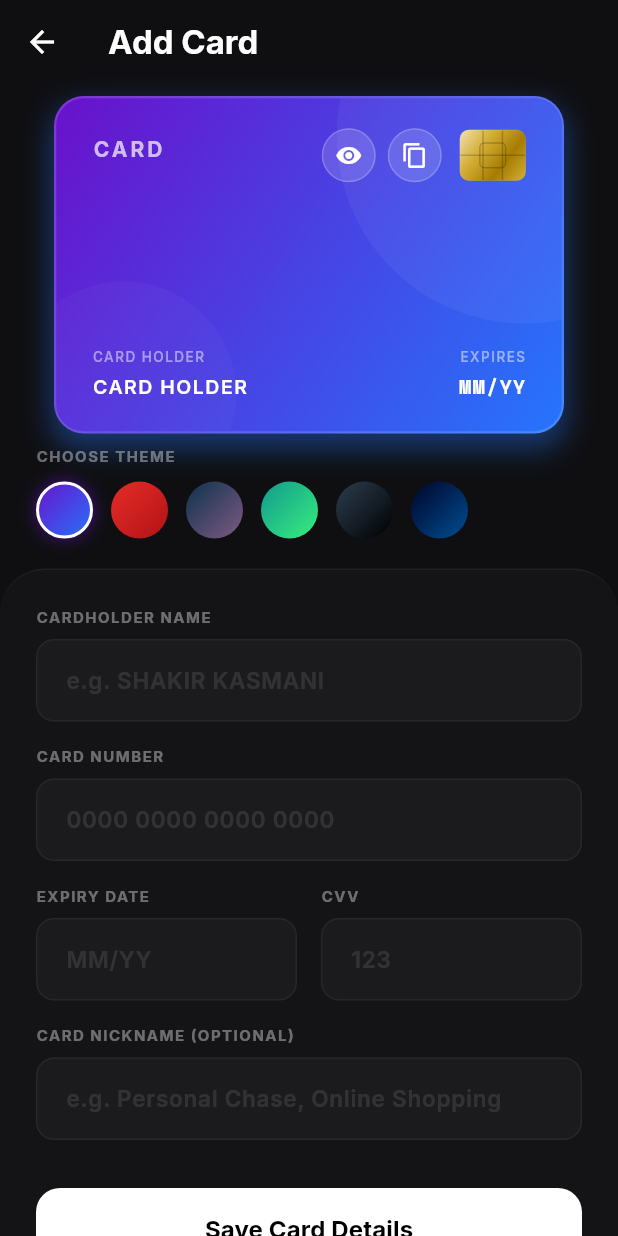
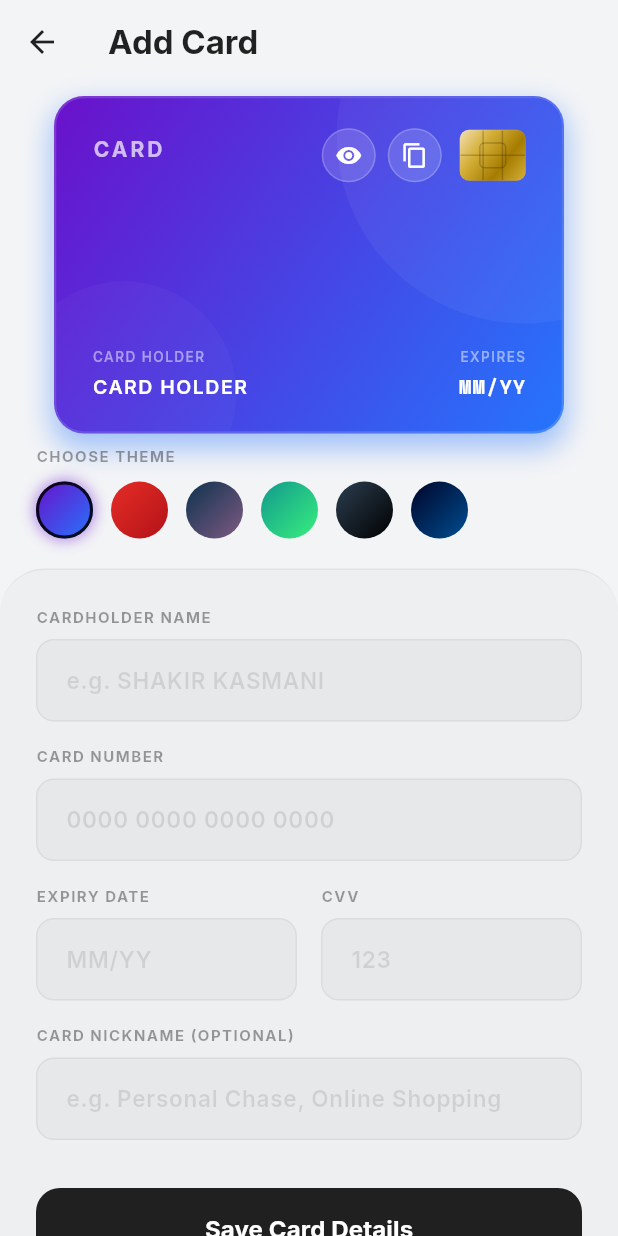
Before and after one commit to shakirkasmani/securewallet_app, a Flutter app: the screen it shows after launch, after a tap on the "add" icon, on a phone screen of 412 x 824 dp. Run offline on Flutter 3.47's test engine with Material 3 defaults, Android fonts, the phone set to English and light mode, and no system bars; our stand-ins replace flutter_local_notifications, google_fonts.

Commit message:
feat: implement dynamic light and dark theme mapping following system preference

```diff
--- a/lib/main.dart
+++ b/lib/main.dart
@@ -4,17 +4,8 @@ import 'screens/wallet_screen.dart';
 import 'services/notification_service.dart';
 
 void main() async {
-  // Set system UI overlay styling for a seamless dark mode look
   WidgetsFlutterBinding.ensureInitialized();
-  SystemChrome.setSystemUIOverlayStyle(const SystemUiOverlayStyle(
-    statusBarColor: Colors.transparent,
-    statusBarIconBrightness: Brightness.light,
-    systemNavigationBarColor: Color(0xFF0F0F12),
-    systemNavigationBarIconBrightness: Brightness.light,
-  ));
-
   await NotificationService().init();
-
   runApp(const CreditCardVaultApp());
 }
 
@@ -26,7 +17,20 @@ class CreditCardVaultApp extends StatelessWidget {
     return MaterialApp(
       title: 'Card Vault',
       debugShowCheckedModeBanner: false,
-      themeMode: ThemeMode.dark,
+      themeMode: ThemeMode.system,
+      theme: ThemeData(
+        brightness: Brightness.light,
+        scaffoldBackgroundColor: const Color(0xFFF3F4F6),
+        primaryColor: Colors.black,
+        colorScheme: const ColorScheme.light(
+          primary: Colors.black,
+          secondary: Color(0xFF10B981),
+          surface: Colors.white,
+          onSurface: Colors.black87,
+          error: Colors.redAccent,
+        ),
+        useMaterial3: true,
+      ),
       darkTheme: ThemeData(
         brightness: Brightness.dark,
         scaffoldBackgroundColor: const Color(0xFF0F0F12),
@@ -35,6 +39,7 @@ class CreditCardVaultApp extends StatelessWidget {
           primary: Colors.white,
           secondary: Color(0xFF10B981),
           surface: Color(0xFF1E1E24),
+          onSurface: Colors.white,
           error: Colors.redAccent,
         ),
         useMaterial3: true,
--- a/lib/screens/add_card_screen.dart
+++ b/lib/screens/add_card_screen.dart
@@ -120,18 +120,17 @@ class _AddCardScreenState extends State<AddCardScreen> {
     );
 
     return Scaffold(
-      backgroundColor: const Color(0xFF0F0F12),
       appBar: AppBar(
         backgroundColor: Colors.transparent,
         elevation: 0,
         leading: IconButton(
-          icon: const Icon(Icons.arrow_back, color: Colors.white),
+          icon: Icon(Icons.arrow_back, color: Theme.of(context).colorScheme.onSurface),
           onPressed: () => Navigator.of(context).pop(),
         ),
         title: Text(
           'Add Card',
           style: GoogleFonts.inter(
-            color: Colors.white,
+            color: Theme.of(context).colorScheme.onSurface,
             fontWeight: FontWeight.bold,
           ),
         ),
@@ -167,7 +166,7 @@ class _AddCardScreenState extends State<AddCardScreen> {
                   Text(
                     'CHOOSE THEME',
                     style: GoogleFonts.inter(
-                      color: Colors.white38,
+                      color: Theme.of(context).colorScheme.onSurface.withOpacity(0.38),
                       fontSize: 10,
                       fontWeight: FontWeight.bold,
                       letterSpacing: 1.0,
@@ -201,7 +200,7 @@ class _AddCardScreenState extends State<AddCardScreen> {
                                 end: Alignment.bottomRight,
                               ),
                               border: Border.all(
-                                color: isSelected ? Colors.white : Colors.transparent,
+                                color: isSelected ? Theme.of(context).colorScheme.onSurface : Colors.transparent,
                                 width: 2,
                               ),
                               boxShadow: isSelected
@@ -230,14 +229,14 @@ class _AddCardScreenState extends State<AddCardScreen> {
               child: Container(
                 width: double.infinity,
                 decoration: BoxDecoration(
-                  color: Colors.white.withOpacity(0.02),
+                  color: Theme.of(context).colorScheme.onSurface.withOpacity(0.02),
                   borderRadius: const BorderRadius.only(
                     topLeft: Radius.circular(30),
                     topRight: Radius.circular(30),
                   ),
                   border: Border(
                     top: BorderSide(
-                      color: Colors.white.withOpacity(0.05),
+                      color: Theme.of(context).colorScheme.onSurface.withOpacity(0.05),
                       width: 1,
                     ),
                   ),
@@ -354,8 +353,8 @@ class _AddCardScreenState extends State<AddCardScreen> {
                         // Action button
                         ElevatedButton(
                           style: ElevatedButton.styleFrom(
-                            backgroundColor: Colors.white,
-                            foregroundColor: Colors.black,
+                            backgroundColor: Theme.of(context).colorScheme.onSurface,
+                            foregroundColor: Theme.of(context).colorScheme.surface,
                             padding: const EdgeInsets.symmetric(vertical: 16),
                             shape: RoundedRectangleBorder(
                               borderRadius: BorderRadius.circular(16),
@@ -399,7 +398,7 @@ class _AddCardScreenState extends State<AddCardScreen> {
         Text(
           label,
           style: GoogleFonts.inter(
-            color: Colors.white38,
+            color: Theme.of(context).colorScheme.onSurface.withOpacity(0.38),
             fontSize: 10,
             fontWeight: FontWeight.bold,
             letterSpacing: 1.0,
@@ -413,37 +412,37 @@ class _AddCardScreenState extends State<AddCardScreen> {
           inputFormatters: inputFormatters,
           textCapitalization: textCapitalization,
           style: GoogleFonts.inter(
-            color: Colors.white,
+            color: Theme.of(context).colorScheme.onSurface,
             fontSize: 15,
             fontWeight: FontWeight.w600,
           ),
           decoration: InputDecoration(
             hintText: hint,
             hintStyle: GoogleFonts.inter(
-              color: Colors.white10,
+              color: Theme.of(context).colorScheme.onSurface.withOpacity(0.1),
               fontSize: 15,
             ),
             filled: true,
-            fillColor: Colors.white.withOpacity(0.03),
+            fillColor: Theme.of(context).colorScheme.onSurface.withOpacity(0.03),
             contentPadding: const EdgeInsets.symmetric(horizontal: 16, vertical: 16),
             border: OutlineInputBorder(
               borderRadius: BorderRadius.circular(12),
               borderSide: BorderSide(
-                color: Colors.white.withOpacity(0.08),
+                color: Theme.of(context).colorScheme.onSurface.withOpacity(0.08),
                 width: 1,
               ),
             ),
             enabledBorder: OutlineInputBorder(
               borderRadius: BorderRadius.circular(12),
               borderSide: BorderSide(
-                color: Colors.white.withOpacity(0.05),
+                color: Theme.of(context).colorScheme.onSurface.withOpacity(0.05),
                 width: 1,
               ),
             ),
             focusedBorder: OutlineInputBorder(
               borderRadius: BorderRadius.circular(12),
-              borderSide: const BorderSide(
-                color: Colors.white38,
+              borderSide: BorderSide(
+                color: Theme.of(context).colorScheme.onSurface.withOpacity(0.38),
                 width: 1,
               ),
             ),
--- a/lib/screens/wallet_screen.dart
+++ b/lib/screens/wallet_screen.dart
@@ -85,8 +85,9 @@ class _WalletScreenState extends State<WalletScreen> {
 
   @override
   Widget build(BuildContext context) {
+    final onSurface = Theme.of(context).colorScheme.onSurface;
+
     return Scaffold(
-      backgroundColor: const Color(0xFF0F0F12),
       appBar: AppBar(
         backgroundColor: Colors.transparent,
         elevation: 0,
@@ -95,7 +96,7 @@ class _WalletScreenState extends State<WalletScreen> {
           style: GoogleFonts.inter(
             fontSize: 32,
             fontWeight: FontWeight.w800,
-            color: Colors.white,
+            color: onSurface,
           ),
         ),
         actions: [
@@ -104,12 +105,12 @@ class _WalletScreenState extends State<WalletScreen> {
             icon: Container(
               padding: const EdgeInsets.all(8),
               decoration: BoxDecoration(
-                color: Colors.white.withOpacity(0.05),
+                color: onSurface.withOpacity(0.05),
                 shape: BoxShape.circle,
               ),
               child: Icon(
                 _revealDetails ? Icons.visibility : Icons.visibility_off,
-                color: _revealDetails ? const Color(0xFF10B981) : Colors.white70,
+                color: _revealDetails ? const Color(0xFF10B981) : onSurface.withOpacity(0.7),
                 size: 20,
               ),
             ),
@@ -125,10 +126,10 @@ class _WalletScreenState extends State<WalletScreen> {
             icon: Container(
               padding: const EdgeInsets.all(8),
               decoration: BoxDecoration(
-                color: Colors.white.withOpacity(0.05),
+                color: onSurface.withOpacity(0.05),
                 shape: BoxShape.circle,
               ),
-              child: const Icon(Icons.add, color: Colors.white, size: 20),
+              child: Icon(Icons.add, color: onSurface, size: 20),
             ),
             onPressed: () async {
               final newCard = await Navigator.of(context).push<CreditCard>(
@@ -164,6 +165,9 @@ class _WalletScreenState extends State<WalletScreen> {
   }
 
   Widget _buildEmptyState() {
+    final onSurface = Theme.of(context).colorScheme.onSurface;
+    final surface = Theme.of(context).colorScheme.surface;
+
     return Center(
       child: Padding(
         padding: const EdgeInsets.all(32.0),
@@ -173,13 +177,13 @@ class _WalletScreenState extends State<WalletScreen> {
             Icon(
               Icons.credit_card_off,
               size: 80,
-              color: Colors.white.withOpacity(0.1),
+              color: onSurface.withOpacity(0.1),
             ),
             const SizedBox(height: 24),
             Text(
               'No Cards Stored',
               style: GoogleFonts.inter(
-                color: Colors.white,
+                color: onSurface,
                 fontSize: 18,
                 fontWeight: FontWeight.bold,
               ),
@@ -189,7 +193,7 @@ class _WalletScreenState extends State<WalletScreen> {
               'Add a card to begin storing your credit cards securely for quick online copying.',
               textAlign: TextAlign.center,
               style: GoogleFonts.inter(
-                color: Colors.white38,
+                color: onSurface.withOpacity(0.38),
                 fontSize: 13,
                 height: 1.5,
               ),
@@ -197,8 +201,8 @@ class _WalletScreenState extends State<WalletScreen> {
             const SizedBox(height: 24),
             ElevatedButton.icon(
               style: ElevatedButton.styleFrom(
-                backgroundColor: Colors.white,
-                foregroundColor: Colors.black,
+                backgroundColor: onSurface,
+                foregroundColor: surface,
                 padding: const EdgeInsets.symmetric(horizontal: 20, vertical: 12),
                 shape: RoundedRectangleBorder(borderRadius: BorderRadius.circular(12)),
               ),
```
